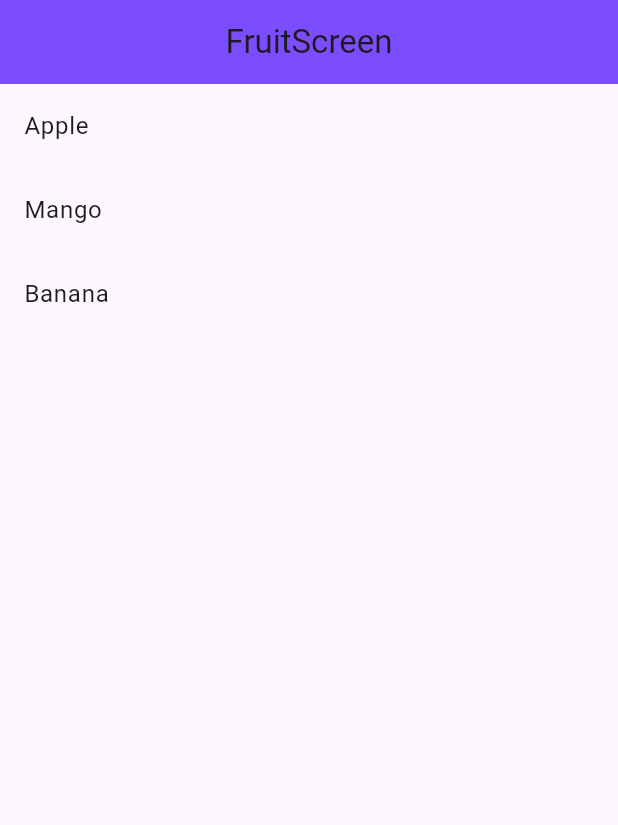
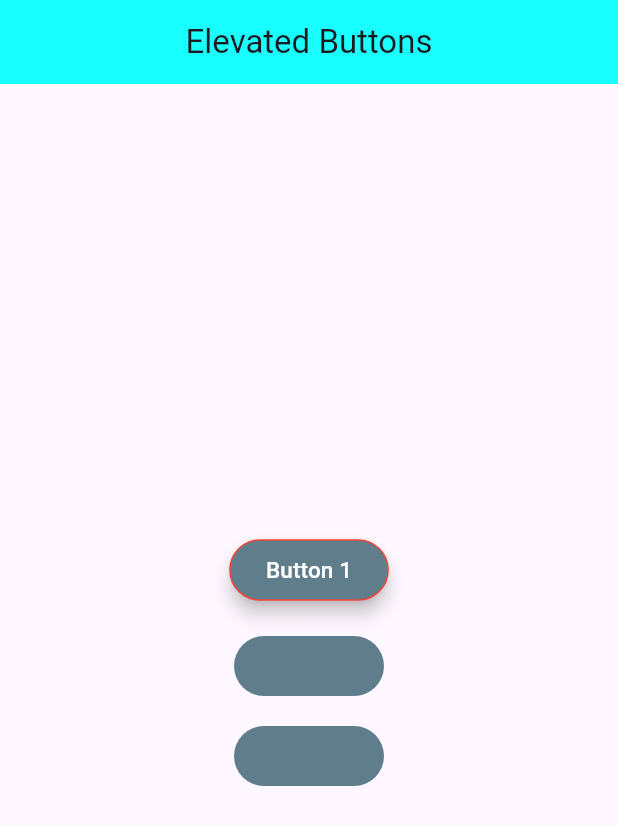
Before and after one commit to KapilMukati-Yunicorn/training_projects, a Flutter app: the screen it shows after launch, on a phone screen of 412 x 824 dp. Shown: the top 825 px of the screen. Run offline on Flutter 3.47's test engine with Material 3 defaults, Android fonts, the phone set to English and light mode, and no system bars; our stand-ins replace cached_network_image.

Commit message:
learn buttons i.e InkWell, GestureDectator, IconButton, ElevatedButton

```diff
--- a/lib/buttons/elevated_button.dart
+++ b/lib/buttons/elevated_button.dart
@@ -0,0 +1,97 @@
+import 'package:flutter/material.dart';
+
+class CustomButtonClass extends StatelessWidget {
+  const CustomButtonClass({super.key});
+
+  @override
+  Widget build(BuildContext context) {
+    bool _isdisable = true;
+    return Scaffold(
+      appBar: AppBar(
+        title: Text("Elevated Buttons"),
+        centerTitle: true,
+        backgroundColor: Colors.cyanAccent,
+      ),
+      body: SafeArea(
+        child: Container(
+          width: double.infinity,
+          child: Column(
+            spacing: 20,
+            mainAxisAlignment: MainAxisAlignment.center,
+            crossAxisAlignment: CrossAxisAlignment.center,
+            children: [
+              ElevatedButton(
+                onPressed: _isdisable ? () {
+                  ScaffoldMessenger.of(
+                    context,
+                  ).showSnackBar(SnackBar(content: Text(" Button 1 Clicked")));
+                } : null,
+                // child: Icon(Icons.person_outline),
+                child: Text("Button 1", style: TextStyle(fontSize: 15,),),
+                style: ElevatedButton.styleFrom(
+                  side: BorderSide(
+                    color: Colors.red,
+                    style: BorderStyle.solid,
+                    strokeAlign: BorderSide.strokeAlignCenter,
+                    width: 1,
+                  ),
+                  backgroundColor: Colors.blueGrey,
+                  foregroundColor: Colors.white,
+                  // shape: CircleBorder(),
+
+                  // disabledBackgroundColor: Colors.grey,
+                  // alignment: Alignment.topRight,
+                  elevation: 5,
+                  overlayColor: Colors.red,
+                  // padding: EdgeInsets.symmetric(horizontal: 20, vertical: 20),
+                  // visualDensity: VisualDensity(horizontal: 2, vertical: 3),
+
+                ),
+              ),
+              InkWell(
+                onTap: (){
+                  ScaffoldMessenger.of(
+                    context,
+                  ).showSnackBar(SnackBar(content: Text("Inkwell Called")));
+                },
+                onTapCancel:(){
+                  print("Cancel");
+                },
+                child: Container(
+                  decoration: BoxDecoration(
+                  color: Colors.blueGrey,
+                    borderRadius: BorderRadius.circular(20),
+                  ),
+                  height: 40,
+                  width: 100,
+
+                ),
+                borderRadius: BorderRadius.circular(20),
+              ),
+
+              GestureDetector(
+                onTap: (){
+                  ScaffoldMessenger.of(
+                    context,
+                  ).showSnackBar(SnackBar(content: Text("GestureDectator Called")));
+
+                },
+                child: Container(
+                  decoration: BoxDecoration(
+                    color: Colors.blueGrey,
+                    borderRadius: BorderRadius.circular(20),
+                  ),
+                  height: 40,
+                  width: 100,
+
+
+                ),
+
+              ),
+            ],
+          ),
+        ),
+      ),
+    );
+  }
+}
--- a/lib/main.dart
+++ b/lib/main.dart
@@ -3,6 +3,7 @@ import 'package:training/CustomDrawer//drawer.dart';
 import 'package:training/Stream%20Builder/streambuilder.dart';
 import 'package:training/bottomNavigationbar/bottom_navbar.dart';
 import 'package:training/bottomNavigationbar/navbar_copy.dart';
+import 'package:training/buttons/elevated_button.dart';
 import 'package:training/demo.dart';
 import 'package:training/flutter_widgets/TextFormFieldWidget.dart';
 import 'package:training/flutter_widgets/card_widget.dart';
@@ -11,7 +12,7 @@ import 'package:training/flutter_widgets/image_network_image.dart';
 import 'package:training/flutter_widgets/listview_widgets.dart';
 import 'package:training/flutter_widgets/row_column_scrollview.dart';
 import 'package:training/flutter_widgets/text_widget.dart';
-import 'package:training/fruit_screen.dart';
+import 'package:training/Stream%20Builder/fruit_screen.dart';
 
 void main() {
   runApp(const MyApp());
@@ -58,7 +59,8 @@ class MyApp extends StatelessWidget {
       // home: CustomScrollViewWidget(),
       // home: MyCustomIMageWidget(),
       // home: MyCustomStreamBuilderClass(),
-      home: MyFruitClass(),
+      // home: MyFruitClass(),
+      home: CustomButtonClass(),
       debugShowCheckedModeBanner: false,
     );
   }
```
Also changed, not shown: lib/Stream Builder/fruit_screen.dart (renamed from lib/fruit_screen.dart).
